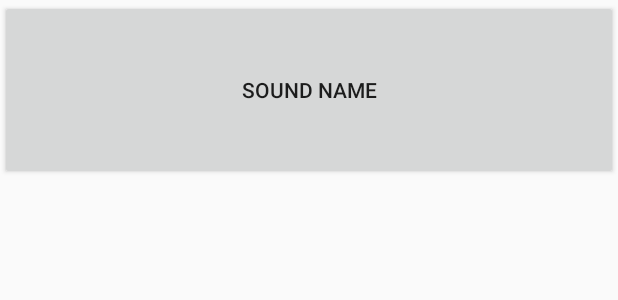
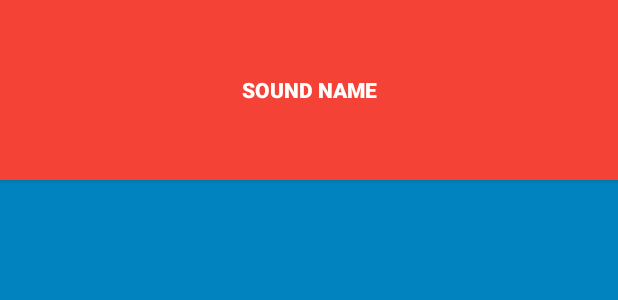
Before and after one commit to Jesiontrop/BeatBox, an Android app: the layout list_item_sound.xml on its own in the app's theme, with its tools: preview values and no code run, on a phone screen of 412 x 824 dp. Shown: the top 300 px of the screen. Run offline under Robolectric (Android 15) with nearby library versions, the phone set to English and light mode, and no system bars.

Commit message:
Change Style App

```diff
--- a/app/src/main/res/layout/fragment_beat_box.xml
+++ b/app/src/main/res/layout/fragment_beat_box.xml
@@ -21,9 +21,10 @@
             android:id="@+id/recycler_view_seek_bar"
             android:layout_width="match_parent"
             android:layout_height="match_parent"
-            android:layout_weight="13"
+            android:layout_weight="15"
             android:max="200"
             android:min="50"
-            android:progress="100" />
+            android:progress="100"
+            android:thumbTint="@color/red"/>/>
     </LinearLayout>
 </layout>
--- a/app/src/main/res/layout/list_item_sound.xml
+++ b/app/src/main/res/layout/list_item_sound.xml
@@ -7,6 +7,7 @@
             type="com.regenswersali.beatbox.SoundViewModel" />
     </data>
     <Button
+        style="@style/BeatBoxButton.Strong"
         android:layout_width="match_parent"
         android:layout_height="120dp"
         android:onClick="@{() -> viewModel.onButtonClicked()}"
--- a/app/src/main/res/values/colors.xml
+++ b/app/src/main/res/values/colors.xml
@@ -3,4 +3,10 @@
     <color name="colorPrimary">#008577</color>
     <color name="colorPrimaryDark">#00574B</color>
     <color name="colorAccent">#D81B60</color>
+
+    <color name="red">#F44336</color>
+    <color name="dark_red">#C3352B</color>
+    <color name="gray">#607D8B</color>
+    <color name="soothing_blue">#0083BF</color>
+    <color name="dark_blue">#005A8A</color>
 </resources>
--- a/app/src/main/res/values/styles.xml
+++ b/app/src/main/res/values/styles.xml
@@ -1,11 +1,24 @@
 <resources>
 
     <!-- Base application theme. -->
-    <style name="AppTheme" parent="Theme.AppCompat.Light.DarkActionBar">
+    <style name="AppTheme" parent="Theme.AppCompat">
         <!-- Customize your theme here. -->
-        <item name="colorPrimary">@color/colorPrimary</item>
-        <item name="colorPrimaryDark">@color/colorPrimaryDark</item>
-        <item name="colorAccent">@color/colorAccent</item>
+        <item name="colorPrimary">@color/dark_blue</item>
+        <item name="colorPrimaryDark">@color/dark_red</item>
+        <item name="colorAccent">@color/gray</item>
+
+        <item name="android:windowBackground">@color/soothing_blue</item>
     </style>
 
+    <style name="BeatBoxButton">
+        <item name="android:background">@color/red</item>
+    </style>
+
+    <style name="BeatBoxButton.Strong">
+        <item name="android:textStyle">bold</item>
+    </style>
+
+    <style name="BeatBoxSeekBar">
+        <item name="colorAccent">@color/red</item>
+    </style>
 </resources>
```
